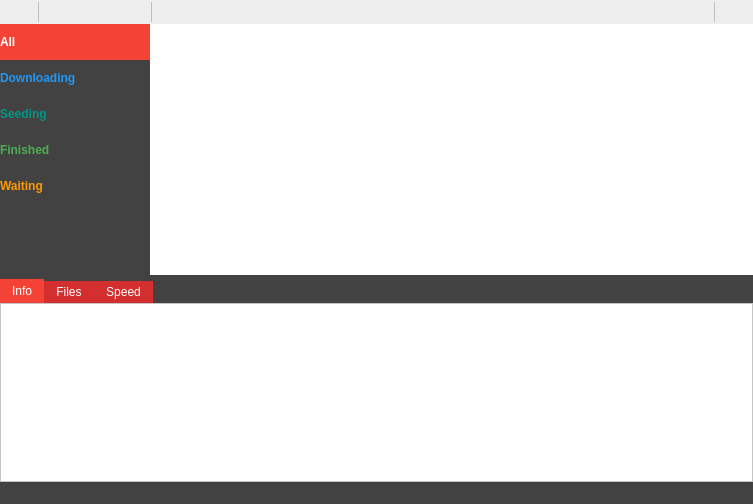
Above: UI/lvtorrent.ui from Arquanite/LvTorrent before the change. Below: the same form after it.
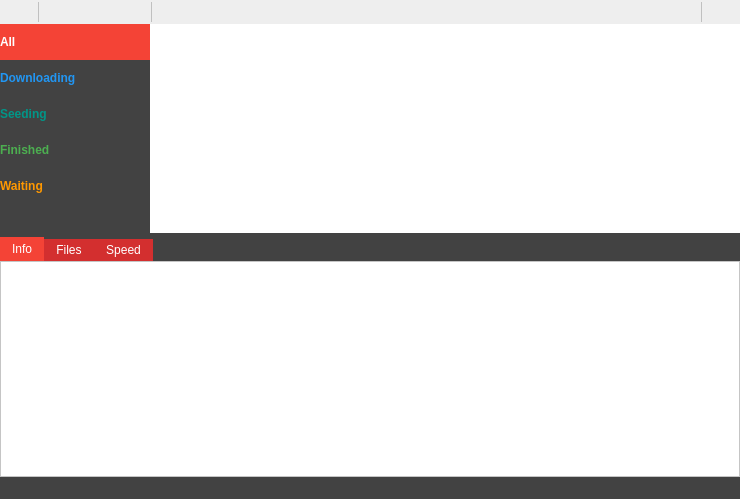
That is the form after the change. Icons and pictures are not drawn. Custom widgets are drawn as their Qt base class.

What changed in the file:
```diff
--- a/UI/lvtorrent.ui
+++ b/UI/lvtorrent.ui
@@ -6,8 +6,8 @@
    <rect>
     <x>0</x>
     <y>0</y>
-    <width>753</width>
-    <height>504</height>
+    <width>740</width>
+    <height>499</height>
    </rect>
   </property>
   <property name="windowTitle">
@@ -344,7 +344,7 @@
       <property name="orientation">
        <enum>Qt::Vertical</enum>
       </property>
-      <widget class="QWidget" name="">
+      <widget class="QWidget" name="layoutWidget">
        <layout class="QHBoxLayout" name="MainView">
         <property name="spacing">
          <number>0</number>
@@ -352,7 +352,7 @@
         <item>
          <widget class="QWidget" name="Sidebar" native="true">
           <property name="sizePolicy">
-           <sizepolicy hsizetype="Expanding" vsizetype="Preferred">
+           <sizepolicy hsizetype="Expanding" vsizetype="Expanding">
             <horstretch>0</horstretch>
             <verstretch>0</verstretch>
            </sizepolicy>
@@ -683,8 +683,8 @@
              </property>
              <property name="sizeHint" stdset="0">
               <size>
-               <width>20</width>
-               <height>91</height>
+               <width>1</width>
+               <height>1</height>
               </size>
              </property>
             </spacer>
```
Left out of the diff: 2 changed lines with no effect on the pictures.
